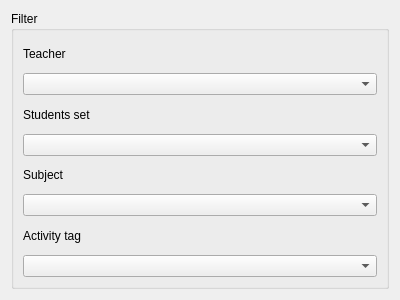
The window that src/interface/teacherstudentsetsubjectactivitytag_filterwidget.ui (rodolforg/fet) describes before a commit, drawn with Qt 5.
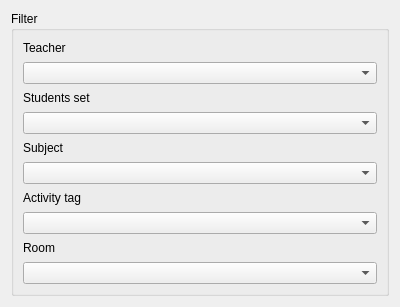
The same window after the commit.

Commit message: code cleanup: dialog ConstraintActivityPreferredRoomForm

What changed in the file:
```diff
--- a/src/interface/teacherstudentsetsubjectactivitytag_filterwidget.ui
+++ b/src/interface/teacherstudentsetsubjectactivitytag_filterwidget.ui
@@ -7,7 +7,7 @@
     <x>0</x>
     <y>0</y>
     <width>400</width>
-    <height>300</height>
+    <height>307</height>
    </rect>
   </property>
   <property name="windowTitle">
@@ -76,6 +76,20 @@
         </item>
        </layout>
       </item>
+      <item>
+       <layout class="QVBoxLayout" name="roomsBox">
+        <item>
+         <widget class="QLabel" name="roomsLabel">
+          <property name="text">
+           <string>Room</string>
+          </property>
+         </widget>
+        </item>
+        <item>
+         <widget class="QComboBox" name="roomsComboBox"/>
+        </item>
+       </layout>
+      </item>
      </layout>
     </widget>
    </item>
```
The commit also changes 6 other files.
